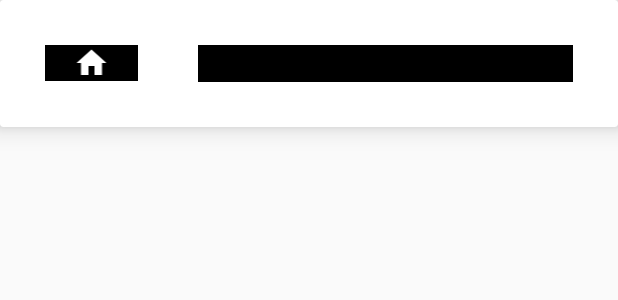
After one commit to FerEspinosa/ABC9, an Android app: the layout item_employee.xml on its own in the app's theme, with its tools: preview values and no code run, on a phone screen of 412 x 824 dp. The commit adds this screen. Shown: the top 300 px of the screen. Run offline under Robolectric (Android 15) with nearby library versions, the phone set to English and light mode, and no system bars.

Commit message:
working recycler view with selectable item

```diff
--- a/ABC9/app/src/main/java/com/latorreencantada/abc9/Global.java
+++ b/ABC9/app/src/main/java/com/latorreencantada/abc9/Global.java
@@ -1,4 +1,7 @@
 package com.latorreencantada.abc9;
+
+import com.latorreencantada.abc9.Models.Item;
+import com.latorreencantada.abc9.Models.Player;
 
 public class Global {
     //public static Boolean musica = false;
@@ -10,6 +13,8 @@ public class Global {
     public static String[] silabas = {"pa","ma","ca","sa","po","to","co","a","lo","bue","la","de","di","do","du","pi","za","ti","tis", "no"};
 
     public static int drawsPerLevel = 4;
+
+    public static Player currentPlayer = null;
 
 
     public static String [][][] defaultLevels = { //  [índice nivel] [indice palabra] [palabra, syl1, syl2, syl3 syl4, level]
--- /dev/null
+++ b/ABC9/app/src/main/res/layout/item_employee.xml
@@ -0,0 +1,42 @@
+<?xml version="1.0" encoding="utf-8"?>
+<androidx.cardview.widget.CardView
+    xmlns:android="http://schemas.android.com/apk/res/android"
+    xmlns:app="http://schemas.android.com/apk/res-auto"
+    android:layout_width="match_parent"
+    android:layout_height="wrap_content"
+    app:cardElevation="10dp"
+    app:contentPadding="10dp">
+
+    <LinearLayout
+        android:orientation="horizontal"
+        android:weightSum="10"
+        android:layout_width="match_parent"
+        android:layout_height="wrap_content">
+
+        <ImageView
+            android:id="@+id/image_view"
+            android:layout_width="0dp"
+            android:layout_height="wrap_content"
+            android:layout_weight="2"
+            android:src="@drawable/ic_baseline_home_24"
+            android:textColor="@color/white"
+            android:background="@color/black"
+            android:textSize="18sp"
+            android:layout_margin="20dp"/>
+
+        <TextView
+            android:id="@+id/text_view"
+            android:layout_width="wrap_content"
+            android:layout_height="wrap_content"
+            android:layout_weight="8"
+            android:layout_margin="20dp"
+            android:text=""
+            android:textColor="@color/white"
+            android:background="@color/black"
+            android:textSize="18sp"/>
+
+    </LinearLayout>
+
+
+
+</androidx.cardview.widget.CardView>
```
Also changed, not shown: ABC9/app/src/main/java/com/latorreencantada/abc9/Home/HomeActivity.java (+36 -0 lines), ABC9/app/src/main/java/com/latorreencantada/abc9/Models/Player.java (+8 -1 lines), ABC9/app/src/main/res/layout/activity_home.xml (+10 -0 lines).
